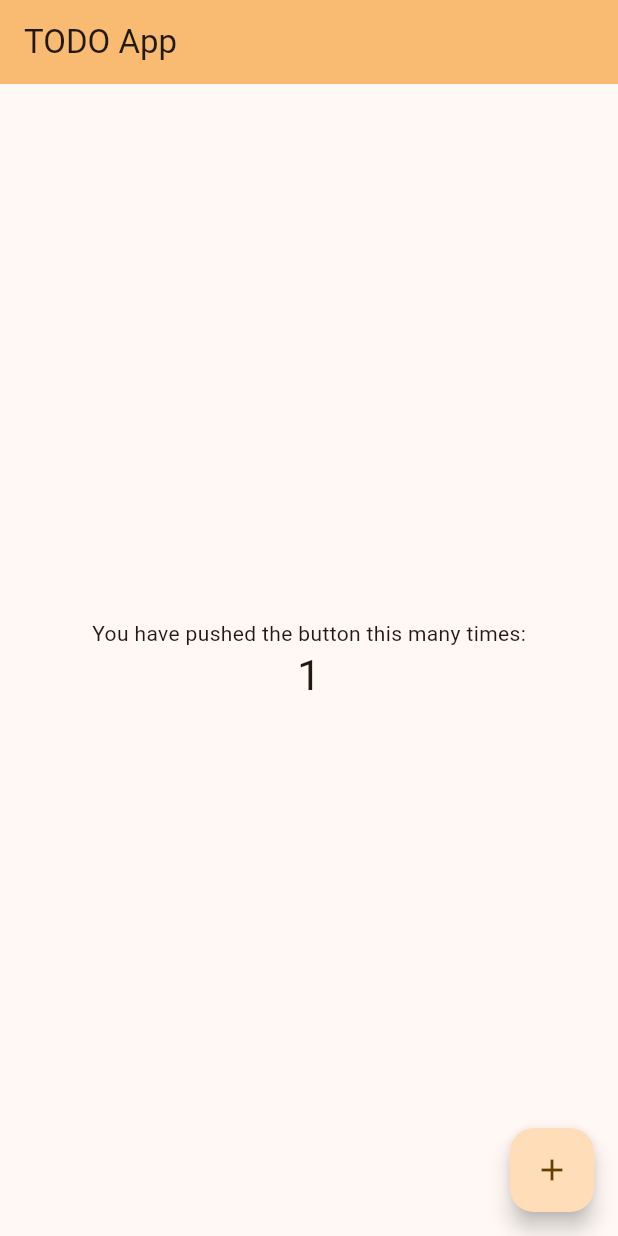
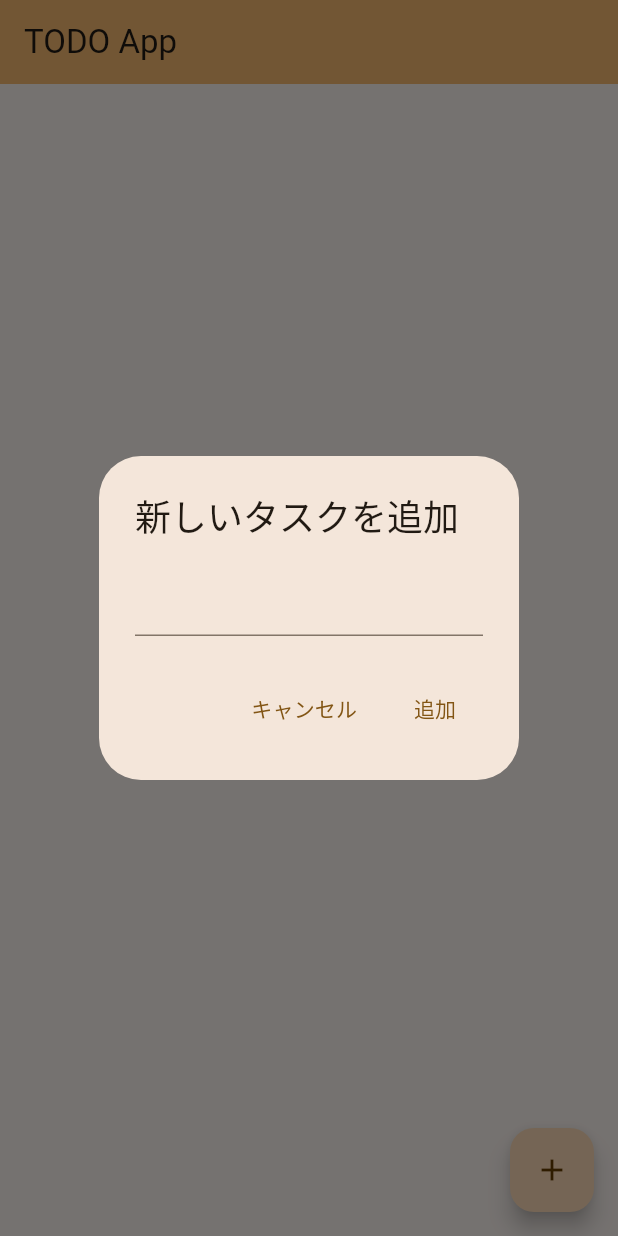
Before and after one commit to hu-hicoder/flutter-workshop-demo, a Flutter app: the screen it shows after launch, after a tap on the "add" icon, on a phone screen of 412 x 824 dp. Run offline on Flutter 3.47's test engine with Material 3 defaults, Android fonts, the phone set to English and light mode, and no system bars.

Commit message:
Add basic todo list functionality to HomeScreen

```diff
--- a/lib/screens/home_screen.dart
+++ b/lib/screens/home_screen.dart
@@ -9,12 +9,53 @@ class HomeScreen extends StatefulWidget {
 }
 
 class _HomeScreenState extends State<HomeScreen> {
-  int _counter = 0;
+  final List<String> _todoItems = []; // TODOリストを保持するリスト
 
-  void _incrementCounter() {
+  // 新しいタスクを追加する
+  void _addTodoItem(String task) {
     setState(() {
-      _counter++;
+      _todoItems.add(task);
     });
+  }
+
+  // タスクを削除する
+  void _removeTodoItem(int index) {
+    setState(() {
+      _todoItems.removeAt(index);
+    });
+  }
+
+  // タスク追加ダイアログを表示する
+  void _displayAddTodoDialog() {
+    showDialog(
+      context: context,
+      builder: (BuildContext context) {
+        String newTask = '';
+        return AlertDialog(
+          title: const Text('新しいタスクを追加'),
+          content: TextField(
+            onChanged: (String value) {
+              newTask = value;
+            },
+          ),
+          actions: <Widget>[
+            TextButton(
+              child: const Text('キャンセル'),
+              onPressed: () {
+                Navigator.of(context).pop();
+              },
+            ),
+            TextButton(
+              child: const Text('追加'),
+              onPressed: () {
+                _addTodoItem(newTask);
+                Navigator.of(context).pop();
+              },
+            ),
+          ],
+        );
+      },
+    );
   }
 
   @override
@@ -24,25 +65,25 @@ class _HomeScreenState extends State<HomeScreen> {
         backgroundColor: Theme.of(context).colorScheme.inversePrimary,
         title: Text(widget.title),
       ),
-      body: Center(
-        child: Column(
-          mainAxisAlignment: MainAxisAlignment.center,
-          children: <Widget>[
-            const Text(
-              'You have pushed the button this many times:',
+      body: ListView.builder(
+        itemCount: _todoItems.length,
+        itemBuilder: (context, index) {
+          return ListTile(
+            title: Text(_todoItems[index]),
+            trailing: IconButton(
+              icon: const Icon(Icons.delete),
+              onPressed: () {
+                _removeTodoItem(index);
+              },
             ),
-            Text(
-              '$_counter',
-              style: Theme.of(context).textTheme.headlineMedium,
-            ),
-          ],
-        ),
+          );
+        },
       ),
       floatingActionButton: FloatingActionButton(
-        onPressed: _incrementCounter,
-        tooltip: 'Increment',
+        onPressed: _displayAddTodoDialog,
+        tooltip: 'タスクを追加',
         child: const Icon(Icons.add),
-      ), // This trailing comma makes auto-formatting nicer for build methods.
+      ),
     );
   }
 }
```
